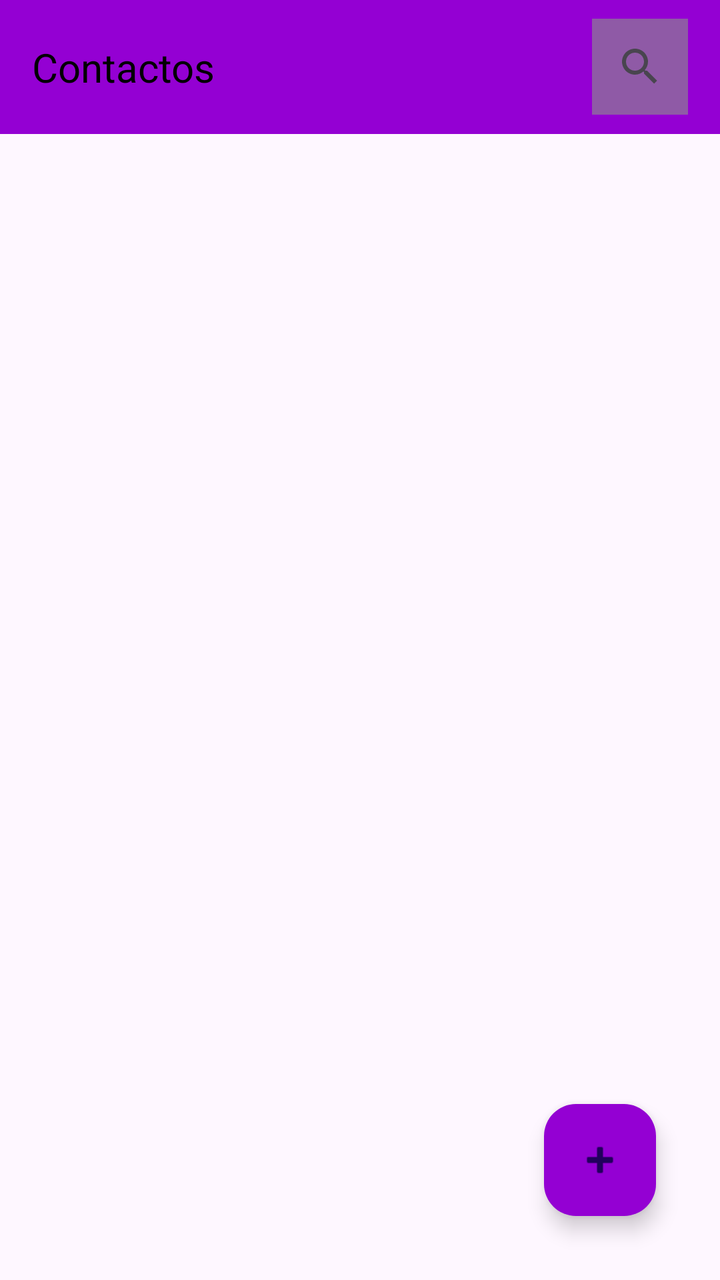
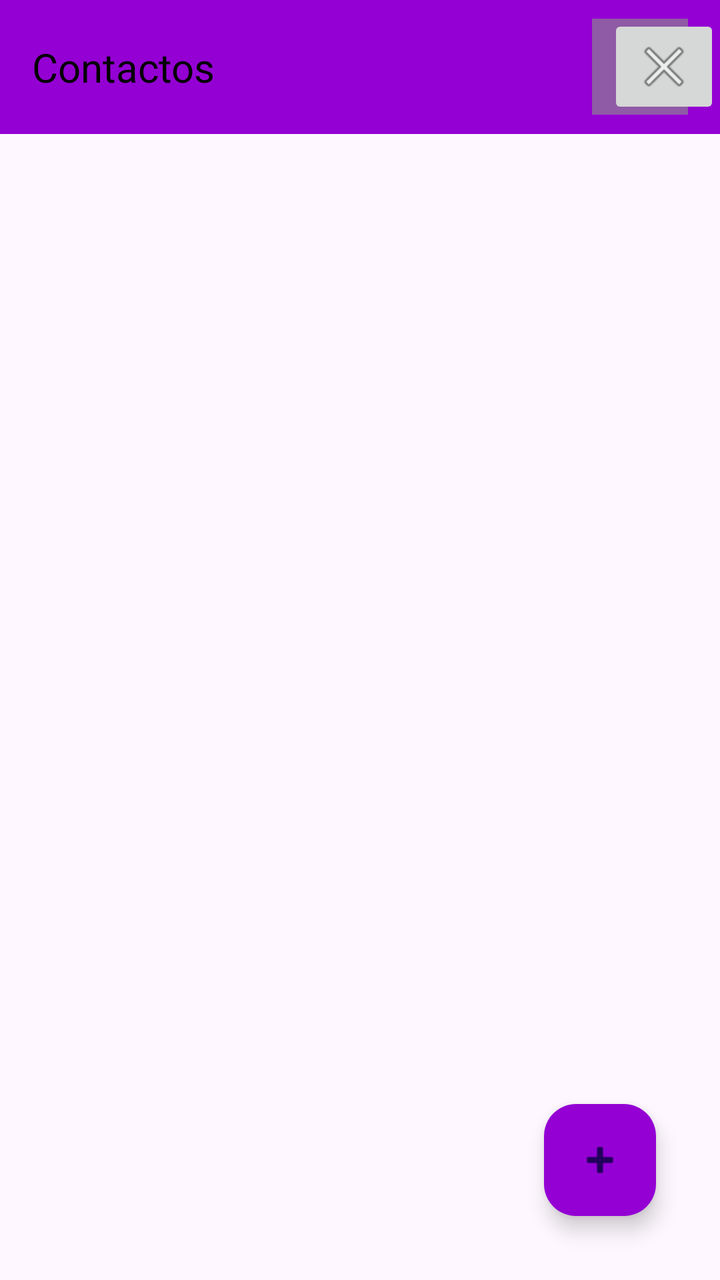

An Android layout rendered at two revisions. The XML below is the earlier revision; the diff shows what the commit changed to produce the second picture.
<!-- AndroidManifest.xml: application theme Theme.AO1 -->
<!-- res/layout/activity_contacts.xml -->
<?xml version="1.0" encoding="utf-8"?>
<androidx.constraintlayout.widget.ConstraintLayout xmlns:android="http://schemas.android.com/apk/res/android"
    xmlns:app="http://schemas.android.com/apk/res-auto"
    xmlns:tools="http://schemas.android.com/tools"


    android:id="@+id/coordinatorLayout3"
    android:layout_width="match_parent"
    android:layout_height="match_parent">

    <com.google.android.material.appbar.AppBarLayout
        android:id="@+id/appbar"

        android:layout_width="wrap_content"
        android:layout_height="wrap_content"
        app:layout_constraintEnd_toEndOf="parent"
        app:layout_constraintStart_toStartOf="parent"
        app:layout_constraintTop_toTopOf="parent">

        <com.google.android.material.appbar.CollapsingToolbarLayout
            android:layout_width="wrap_content"
            android:layout_height="wrap_content"
            app:contentScrim="@color/primary"
            app:layout_scrollFlags="scroll|exitUntilCollapsed"

            app:toolbarId="@+id/toolbar">

            <FrameLayout
                android:id="@+id/toolbar"
                android:layout_width="wrap_content"
                android:layout_height="67dp"
                android:paddingStart="16dp"
                android:paddingEnd="16dp"
                android:theme="@style/Theme.AO1">

                <TextView
                    android:id="@+id/textView"
                    android:layout_width="wrap_content"
                    android:layout_height="wrap_content"
                    android:layout_gravity="start|center_vertical"
                    android:text="@string/contacts"
                    android:textAppearance="@style/TextAppearance.AppCompat.Large"
                    android:textColor="#000000"
                    android:textSize="20sp"
                    android:visibility="visible" />

                <SearchView
                    android:id="@+id/searchView"
                    android:layout_width="wrap_content"
                    android:layout_height="wrap_content"
                    android:layout_gravity="end|center_vertical"
                    android:theme="@style/SearchView" />
            </FrameLayout>

        </com.google.android.material.appbar.CollapsingToolbarLayout>
    </com.google.android.material.appbar.AppBarLayout>

    <com.google.android.material.floatingactionbutton.FloatingActionButton
        android:id="@+id/floatingActionButton3"
        android:layout_width="wrap_content"
        android:layout_height="wrap_content"
        android:layout_marginEnd="32dp"
        android:layout_marginBottom="32dp"
        android:contentDescription="@string/newContact"
        android:onClick="onClickAddButton"
        android:src="@android:drawable/ic_input_add"
        android:tint="@color/primary"
        app:backgroundTint="@color/primary"
        app:layout_constraintBottom_toBottomOf="parent"
        app:layout_constraintEnd_toEndOf="parent" />

    <androidx.recyclerview.widget.RecyclerView
        android:id="@+id/contacts_recycler_view"
        android:layout_width="wrap_content"
        android:layout_height="wrap_content"
        android:layout_marginTop="6dp"
        android:scrollbars="vertical"
        app:layout_constraintStart_toStartOf="parent"
        app:layout_constraintTop_toBottomOf="@+id/appbar"
        tools:visibility="visible" />

</androidx.constraintlayout.widget.ConstraintLayout>
<!-- resources referenced by this layout -->
<resources>
  <color name="primary">#9400D3</color>
  <string name="contacts">Contactos</string>
  <string name="newContact">Nuevo contacto</string>
  <style name="SearchView" parent="Widget.Theme.AO1.MyView">
          <item name="exampleColor">@color/black</item>
          <item name="android:background">@color/gray_600</item>
      </style>
  <style name="Theme.AO1" parent="Base.Theme.AO1" />
  <style name="Widget.Theme.AO1.MyView" parent="">
          <item name="android:background">@color/gray_400</item>
          <item name="exampleColor">@color/light_blue_400</item>
      </style>
  <color name="black">#FF000000</color>
  <color name="gray_600">#8f5aa6</color>
  <style name="Base.Theme.AO1" parent="Theme.Material3.DayNight.NoActionBar">
          
          
      </style>
  <color name="gray_400">#ab88ba</color>
  <color name="light_blue_400">#FF29B6F6</color>
</resources>

<!-- the commit's change to res/layout/activity_contacts.xml (unified diff, before → after) -->
@@ -52,6 +52,16 @@
                     android:theme="@style/SearchView" />
             </FrameLayout>
 
+            <ImageButton
+                android:id="@+id/closeButton"
+                android:layout_width="wrap_content"
+                android:layout_height="wrap_content"
+                android:layout_gravity="center|end"
+                android:contentDescription="@string/salir"
+                android:src="@android:drawable/ic_menu_close_clear_cancel"
+                android:visibility="visible"/>
+
+
         </com.google.android.material.appbar.CollapsingToolbarLayout>
     </com.google.android.material.appbar.AppBarLayout>
 
<!-- resource entries referenced after the edit -->
@@ -3,6 +3,7 @@
   <color name="primary">#9400D3</color>
   <string name="contacts">Contactos</string>
   <string name="newContact">Nuevo contacto</string>
+  <string name="salir">Salir</string>
   <style name="SearchView" parent="Widget.Theme.AO1.MyView">
           <item name="exampleColor">@color/black</item>
           <item name="android:background">@color/gray_600</item>
